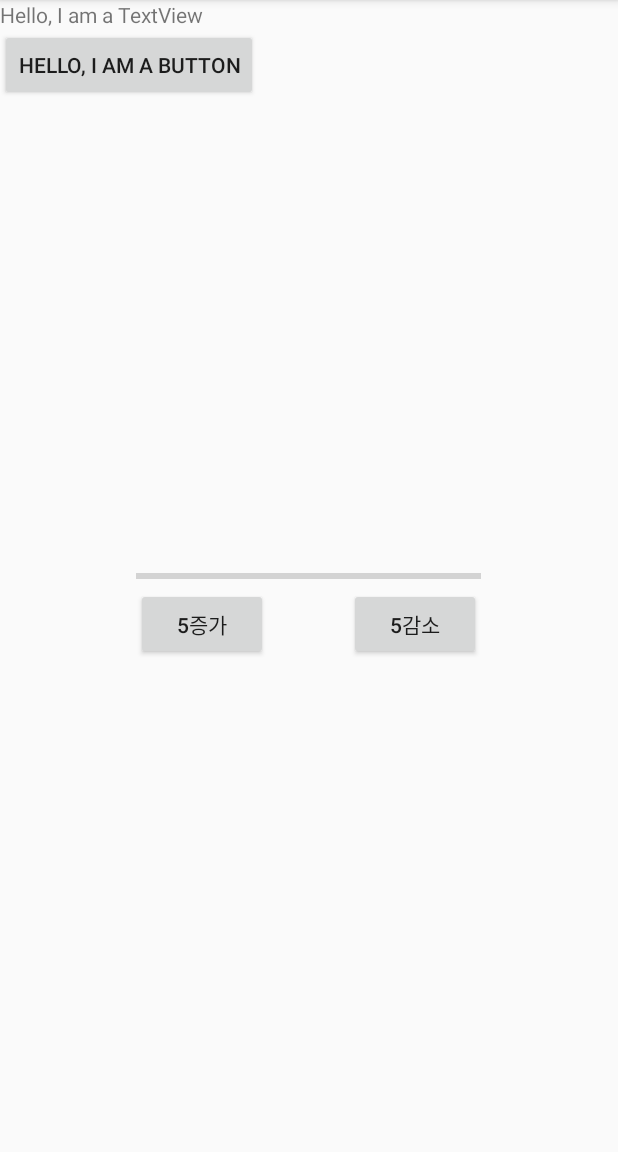
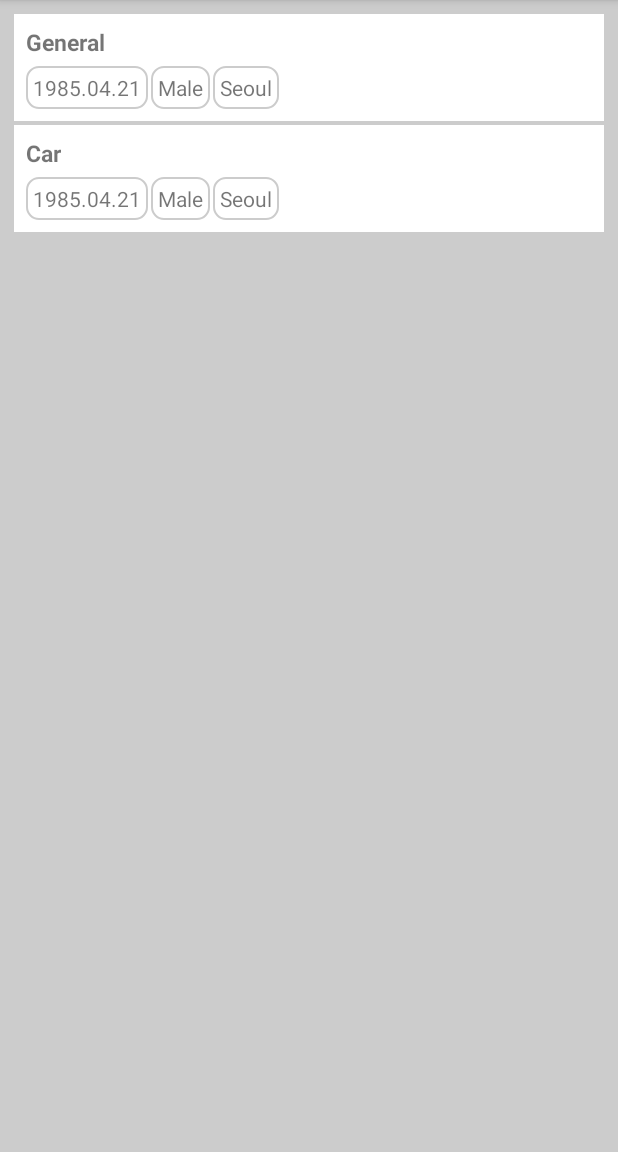
Before and after one commit to leth2/learningActivityJetpack, an Android app: the screen it shows after launch (MainActivity before the commit, RecyclertActivity after it), on a phone screen of 412 x 824 dp, the part 84-1236 px from its top. Run offline under Robolectric (Android 15) with nearby library versions, the phone set to English and light mode, and no system bars; our stand-ins replace FlexboxLayout; libraries missing offline, so code that uses them is left out: com.google.android.flexbox.

Commit message:
recycler view study

```diff
--- a/app/build.gradle
+++ b/app/build.gradle
@@ -29,8 +29,11 @@ dependencies {
     implementation 'androidx.appcompat:appcompat:1.0.2'
     implementation 'androidx.core:core-ktx:1.0.2'
     implementation 'androidx.constraintlayout:constraintlayout:1.1.3'
+
+    implementation 'androidx.recyclerview:recyclerview:1.1.0'
+    implementation 'com.google.android:flexbox:2.0.1'
+
     testImplementation 'junit:junit:4.12'
     androidTestImplementation 'androidx.test.ext:junit:1.1.0'
     androidTestImplementation 'androidx.test.espresso:espresso-core:3.1.1'
-    implementation 'androidx.recyclerview:recyclerview:1.1.0'
 }
--- a/app/src/main/AndroidManifest.xml
+++ b/app/src/main/AndroidManifest.xml
@@ -9,7 +9,7 @@
         android:roundIcon="@mipmap/ic_launcher_round"
         android:supportsRtl="true"
         android:theme="@style/AppTheme">
-        <activity android:name=".MainActivity">
+        <activity android:name=".recyclerView.RecyclertActivity">
             <intent-filter>
                 <action android:name="android.intent.action.MAIN" />
 
--- a/app/src/main/java/com/example/ralativelayout/MainActivity.kt
+++ b/app/src/main/java/com/example/ralativelayout/MainActivity.kt
@@ -26,7 +26,5 @@ class MainActivity : AppCompatActivity() {
         //fragment관리?
         //백 스택??
         //액티비티에서 프래그먼트를 사용하는 경우에는 특히 사용자 상호작용에 응답하여 추가, 제거, 교체 및 다른 작업을 수행할 수 있다는 점이 유용합니다.
-
-
     }
 }
--- /dev/null
+++ b/app/src/main/java/com/example/ralativelayout/recyclerView/RecyclertActivity.kt
@@ -0,0 +1,37 @@
+package com.example.ralativelayout.recyclerView
+
+import android.os.Bundle
+import androidx.appcompat.app.AppCompatActivity
+import androidx.recyclerview.widget.LinearLayoutManager
+import androidx.recyclerview.widget.RecyclerView
+import com.example.ralativelayout.R
+import com.example.ralativelayout.recyclerView.adapter.Adapter
+import com.google.android.flexbox.FlexDirection
+import com.google.android.flexbox.FlexboxLayoutManager
+import com.google.android.flexbox.JustifyContent
+
+class RecyclertActivity: AppCompatActivity() {
+
+    private lateinit var recyclerView: RecyclerView
+    private lateinit var viewAdapter: RecyclerView.Adapter<*>
+    private lateinit var viewManager: RecyclerView.LayoutManager
+
+    override fun onCreate(savedInstanceState: Bundle?) {
+        super.onCreate(savedInstanceState)
+        setContentView(R.layout.activity_recycler_view)
+
+        val myDataset: Array<String> = arrayOf("General","Car")
+
+        viewManager = LinearLayoutManager(this)
+        viewAdapter = Adapter(myDataset)
+
+        recyclerView = findViewById<RecyclerView>(R.id.recycler_view).apply {
+            setHasFixedSize(true)
+            layoutManager = viewManager
+            adapter = viewAdapter
+        }
+
+
+
+    }
+}
--- /dev/null
+++ b/app/src/main/java/com/example/ralativelayout/recyclerView/adapter/Adapter.kt
@@ -0,0 +1,40 @@
+package com.example.ralativelayout.recyclerView.adapter
+
+import android.view.LayoutInflater
+import android.view.View
+import android.view.ViewGroup
+import android.widget.TextView
+import androidx.recyclerview.widget.RecyclerView
+import com.example.ralativelayout.R
+
+class Adapter(private val myDataset: Array<String>) : RecyclerView.Adapter<Adapter.MyViewHolder>() {
+
+    // Provide a reference to the views for each data item
+    // Complex data items may need more than one view per item, and
+    // you provide access to all the views for a data item in a view holder.
+    // Each data item is just a string in this case that is shown in a TextView.
+    class MyViewHolder(val myView: View) : RecyclerView.ViewHolder(myView) {
+        fun onBind(str : String){
+            val textView : TextView = myView.findViewById(R.id.textView)
+            textView.text = str
+        }
+    }
+
+    // Create new views (invoked by the layout manager)
+    override fun onCreateViewHolder(parent: ViewGroup, viewType: Int): Adapter.MyViewHolder {
+        // create a new view
+        val myView = LayoutInflater.from(parent.context).inflate(R.layout.items, parent, false)
+        // set the view's size, margins, paddings and layout parameters
+        return MyViewHolder(myView)
+    }
+
+    // Replace the contents of a view (invoked by the layout manager)
+    override fun onBindViewHolder(holder: MyViewHolder, position: Int) {
+        // - get element from your dataset at this position
+        // - replace the contents of the view with that element
+        holder.onBind(myDataset[position])
+    }
+
+    // Return the size of your dataset (invoked by the layout manager)
+    override fun getItemCount() = myDataset.size
+}
--- /dev/null
+++ b/app/src/main/res/drawable/round_border.xml
@@ -0,0 +1,7 @@
+<?xml version="1.0" encoding="UTF-8"?>
+<shape xmlns:android="http://schemas.android.com/apk/res/android">
+    <solid android:color="#fff"/>
+    <stroke android:width="1dp" android:color="#ccc" />
+    <corners android:radius="8dp"/>
+    <padding android:left="5dp" android:top="5dp" android:right="5dp" android:bottom="5dp" />
+</shape>
--- /dev/null
+++ b/app/src/main/res/layout/activity_recycler_view.xml
@@ -0,0 +1,14 @@
+<?xml version="1.0" encoding="utf-8"?>
+<LinearLayout  xmlns:android="http://schemas.android.com/apk/res/android"
+    android:layout_width="match_parent"
+    android:layout_height="match_parent"
+    android:orientation="vertical"
+    android:padding="8dp"
+    android:background="#ccc">
+
+    <androidx.recyclerview.widget.RecyclerView
+        android:layout_width="match_parent"
+        android:layout_height="match_parent"
+        android:id="@+id/recycler_view"/>
+
+</LinearLayout >
--- /dev/null
+++ b/app/src/main/res/layout/items.xml
@@ -0,0 +1,56 @@
+<?xml version="1.0" encoding="utf-8"?>
+<LinearLayout xmlns:android="http://schemas.android.com/apk/res/android"
+    xmlns:app="http://schemas.android.com/apk/res-auto"
+    android:orientation="vertical"
+    android:layout_width="match_parent"
+    android:layout_margin="1dp"
+    android:background="#fff"
+    android:layout_height="wrap_content">
+
+    <LinearLayout
+        android:layout_width="match_parent"
+        android:layout_height="match_parent"
+        android:padding="8dp"
+        android:orientation="vertical">
+
+        <TextView
+            android:id="@+id/textView"
+            android:layout_width="wrap_content"
+            android:layout_height="wrap_content"
+            android:text="Title"
+            android:textSize="15sp"
+            android:layout_marginBottom="5dp"
+            android:textStyle="bold" />
+
+        <com.google.android.flexbox.FlexboxLayout
+            android:id="@+id/contents_items"
+            android:layout_width="wrap_content"
+            android:layout_height="wrap_content"
+            android:orientation="horizontal"
+            app:flexDirection="row"
+            app:flexWrap="wrap">
+            <TextView
+                android:layout_width="wrap_content"
+                android:layout_height="wrap_content"
+                android:layout_marginRight="2dp"
+                android:background="@drawable/round_border"
+                android:text="1985.04.21" />
+
+            <TextView
+                android:layout_width="wrap_content"
+                android:layout_height="wrap_content"
+                android:layout_marginRight="2dp"
+                android:background="@drawable/round_border"
+                android:text="Male" />
+
+            <TextView
+                android:layout_width="wrap_content"
+                android:layout_height="wrap_content"
+                android:layout_marginRight="2dp"
+                android:background="@drawable/round_border"
+                android:text="Seoul" />
+        </com.google.android.flexbox.FlexboxLayout>
+
+    </LinearLayout>
+
+</LinearLayout>
--- /dev/null
+++ b/app/src/main/res/layout/my_recycler_view.xml
@@ -0,0 +1,6 @@
+<?xml version="1.0" encoding="utf-8"?>
+<LinearLayout xmlns:android="http://schemas.android.com/apk/res/android"
+    android:orientation="vertical" android:layout_width="match_parent"
+    android:layout_height="match_parent">
+
+</LinearLayout>
--- a/app/src/main/res/values/strings.xml
+++ b/app/src/main/res/values/strings.xml
@@ -1,3 +1,4 @@
 <resources>
     <string name="app_name">RalativeLayout</string>
+    <string name="textview" />
 </resources>
```
